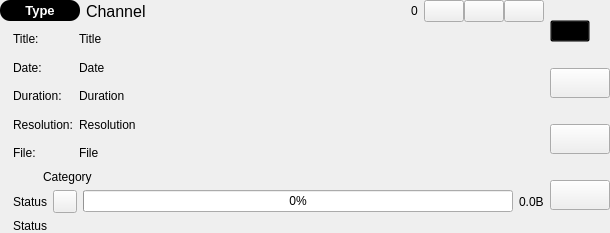
First picture: the form in resources/ui/scheduledDownloadPreview.ui, repository devhotteok/TwitchLink, before the edit.
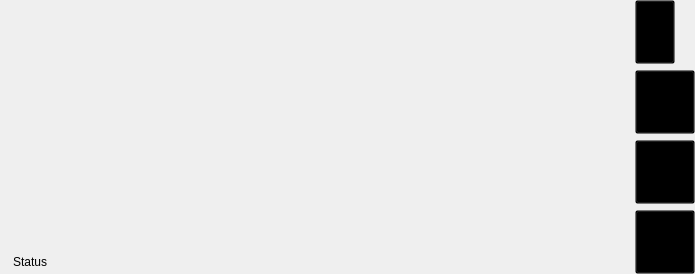
Second picture: the form after the edit. Icons and pictures are not drawn.

Diff of the .ui file:
```diff
--- a/resources/ui/scheduledDownloadPreview.ui
+++ b/resources/ui/scheduledDownloadPreview.ui
@@ -6,8 +6,8 @@
    <rect>
     <x>0</x>
     <y>0</y>
-    <width>610</width>
-    <height>233</height>
+    <width>695</width>
+    <height>274</height>
    </rect>
   </property>
   <property name="locale">
@@ -42,612 +42,23 @@
        <number>0</number>
       </property>
       <item>
-       <widget class="QWidget" name="channelArea" native="true">
-        <property name="sizePolicy">
-         <sizepolicy hsizetype="Preferred" vsizetype="Fixed">
-          <horstretch>0</horstretch>
-          <verstretch>0</verstretch>
-         </sizepolicy>
+       <widget class="QWidget" name="downloadViewControlBar" native="true">
+        <property name="minimumSize">
+         <size>
+          <width>543</width>
+          <height>32</height>
+         </size>
         </property>
-        <layout class="QHBoxLayout" name="channelAreaLayout">
-         <property name="leftMargin">
-          <number>0</number>
-         </property>
-         <property name="topMargin">
-          <number>0</number>
-         </property>
-         <property name="rightMargin">
-          <number>0</number>
-         </property>
-         <property name="bottomMargin">
-          <number>0</number>
-         </property>
-         <item>
-          <widget class="QWidget" name="videoTypeLabelArea" native="true">
-           <property name="sizePolicy">
-            <sizepolicy hsizetype="Fixed" vsizetype="Fixed">
-             <horstretch>0</horstretch>
-             <verstretch>0</verstretch>
-            </sizepolicy>
-           </property>
-           <property name="minimumSize">
-            <size>
-             <width>80</width>
-             <height>20</height>
-            </size>
-           </property>
-           <property name="styleSheet">
-            <string notr="true">background-color: rgb(0, 0, 0);
-border-radius: 10px;</string>
-           </property>
-           <layout class="QVBoxLayout" name="videoTypeLabelAreaLayout">
-            <property name="leftMargin">
-             <number>5</number>
-            </property>
-            <property name="topMargin">
-             <number>3</number>
-            </property>
-            <property name="rightMargin">
-             <number>5</number>
-            </property>
-            <property name="bottomMargin">
-             <number>3</number>
-            </property>
-            <item>
-             <widget class="QLabel" name="videoTypeLabel">
-              <property name="font">
-               <font>
-                <pointsize>10</pointsize>
-                <weight>75</weight>
-                <bold>true</bold>
-               </font>
-              </property>
-              <property name="styleSheet">
-               <string notr="true">color: rgb(255, 255, 255);</string>
-              </property>
-              <property name="text">
-               <string>Type</string>
-              </property>
-              <property name="alignment">
-               <set>Qt::AlignCenter</set>
-              </property>
-             </widget>
-            </item>
-           </layout>
-          </widget>
-         </item>
-         <item>
-          <widget class="QLabel" name="channel">
-           <property name="sizePolicy">
-            <sizepolicy hsizetype="Ignored" vsizetype="Preferred">
-             <horstretch>0</horstretch>
-             <verstretch>0</verstretch>
-            </sizepolicy>
-           </property>
-           <property name="minimumSize">
-            <size>
-             <width>100</width>
-             <height>0</height>
-            </size>
-           </property>
-           <property name="font">
-            <font>
-             <pointsize>12</pointsize>
-            </font>
-           </property>
-           <property name="text">
-            <string>Channel</string>
-           </property>
-          </widget>
-         </item>
-         <item>
-          <widget class="QWidget" name="viewerCountArea" native="true">
-           <property name="sizePolicy">
-            <sizepolicy hsizetype="Maximum" vsizetype="Preferred">
-             <horstretch>0</horstretch>
-             <verstretch>0</verstretch>
-            </sizepolicy>
-           </property>
-           <layout class="QHBoxLayout" name="viewerCountAreaLayout">
-            <property name="leftMargin">
-             <number>0</number>
-            </property>
-            <property name="topMargin">
-             <number>0</number>
-            </property>
-            <property name="rightMargin">
-             <number>0</number>
-            </property>
-            <property name="bottomMargin">
-             <number>0</number>
-            </property>
-            <item>
-             <widget class="QLabel" name="viewIcon">
-              <property name="sizePolicy">
-               <sizepolicy hsizetype="Fixed" vsizetype="Fixed">
-                <horstretch>0</horstretch>
-                <verstretch>0</verstretch>
-               </sizepolicy>
-              </property>
-              <property name="pixmap">
-               <pixmap>../icons/viewer.svg</pixmap>
-              </property>
-              <property name="scaledContents">
-               <bool>true</bool>
-              </property>
-              <property name="alignment">
-               <set>Qt::AlignCenter</set>
-              </property>
-             </widget>
-            </item>
-            <item>
-             <widget class="QLabel" name="viewerCount">
-              <property name="text">
-               <string>0</string>
-              </property>
-             </widget>
-            </item>
-           </layout>
-          </widget>
-         </item>
-         <item>
-          <widget class="QWidget" name="controlButtonArea" native="true">
-           <property name="sizePolicy">
-            <sizepolicy hsizetype="Fixed" vsizetype="Preferred">
-             <horstretch>0</horstretch>
-             <verstretch>0</verstretch>
-            </sizepolicy>
-           </property>
-           <property name="cursor">
-            <cursorShape>ArrowCursor</cursorShape>
-           </property>
-           <property name="styleSheet">
-            <string notr="true">#controlButtonArea &gt; QPushButton:!hover {
-	background-color: transparent;
-}</string>
-           </property>
-           <layout class="QHBoxLayout" name="controlButtonAreaLayout">
-            <property name="spacing">
-             <number>0</number>
-            </property>
-            <property name="leftMargin">
-             <number>0</number>
-            </property>
-            <property name="topMargin">
-             <number>0</number>
-            </property>
-            <property name="rightMargin">
-             <number>0</number>
-            </property>
-            <property name="bottomMargin">
-             <number>0</number>
-            </property>
-            <item>
-             <widget class="QPushButton" name="adsInfoButton">
-              <property name="sizePolicy">
-               <sizepolicy hsizetype="Fixed" vsizetype="Fixed">
-                <horstretch>0</horstretch>
-                <verstretch>0</verstretch>
-               </sizepolicy>
-              </property>
-              <property name="toolTip">
-               <string>This stream may contain ads.
-To block ads, you must log in with a subscribed account.</string>
-              </property>
-              <property name="icon">
-               <iconset>
-                <normaloff>../icons/warning_red.svg</normaloff>../icons/warning_red.svg</iconset>
-              </property>
-              <property name="iconSize">
-               <size>
-                <width>32</width>
-                <height>24</height>
-               </size>
-              </property>
-             </widget>
-            </item>
-            <item>
-             <widget class="QPushButton" name="openFolderButton">
-              <property name="sizePolicy">
-               <sizepolicy hsizetype="Fixed" vsizetype="Fixed">
-                <horstretch>0</horstretch>
-                <verstretch>0</verstretch>
-               </sizepolicy>
-              </property>
-              <property name="toolTip">
-               <string>Open Folder</string>
-              </property>
-              <property name="icon">
-               <iconset>
-                <normaloff>../icons/folder.svg</normaloff>../icons/folder.svg</iconset>
-              </property>
-              <property name="iconSize">
-               <size>
-                <width>32</width>
-                <height>24</height>
-               </size>
-              </property>
-             </widget>
-            </item>
-            <item>
-             <widget class="QPushButton" name="openFileButton">
-              <property name="sizePolicy">
-               <sizepolicy hsizetype="Fixed" vsizetype="Fixed">
-                <horstretch>0</horstretch>
-                <verstretch>0</verstretch>
-               </sizepolicy>
-              </property>
-              <property name="toolTip">
-               <string>Open File</string>
-              </property>
-              <property name="icon">
-               <iconset>
-                <normaloff>../icons/file.svg</normaloff>../icons/file.svg</iconset>
-              </property>
-              <property name="iconSize">
-               <size>
-                <width>32</width>
-                <height>24</height>
-               </size>
-              </property>
-             </widget>
-            </item>
-           </layout>
-          </widget>
-         </item>
-        </layout>
        </widget>
       </item>
       <item>
-       <widget class="QWidget" name="videoArea" native="true">
-        <layout class="QHBoxLayout" name="videoAreaLayout">
-         <property name="leftMargin">
-          <number>0</number>
-         </property>
-         <property name="topMargin">
-          <number>0</number>
-         </property>
-         <property name="rightMargin">
-          <number>0</number>
-         </property>
-         <property name="bottomMargin">
-          <number>0</number>
-         </property>
-         <item>
-          <widget class="QLabel" name="thumbnailImage">
-           <property name="maximumSize">
-            <size>
-             <width>240</width>
-             <height>135</height>
-            </size>
-           </property>
-           <property name="text">
-            <string/>
-           </property>
-           <property name="pixmap">
-            <pixmap>../img/thumbnail.png</pixmap>
-           </property>
-           <property name="scaledContents">
-            <bool>true</bool>
-           </property>
-           <property name="alignment">
-            <set>Qt::AlignCenter</set>
-           </property>
-          </widget>
-         </item>
-         <item>
-          <widget class="QWidget" name="infoArea" native="true">
-           <property name="sizePolicy">
-            <sizepolicy hsizetype="Expanding" vsizetype="Expanding">
-             <horstretch>0</horstretch>
-             <verstretch>0</verstretch>
-            </sizepolicy>
-           </property>
-           <layout class="QVBoxLayout" name="infoAreaLayout">
-            <property name="leftMargin">
-             <number>0</number>
-            </property>
-            <property name="topMargin">
-             <number>0</number>
-            </property>
-            <property name="rightMargin">
-             <number>0</number>
-            </property>
-            <property name="bottomMargin">
-             <number>0</number>
-            </property>
-            <item>
-             <widget class="QWidget" name="metaArea" native="true">
-              <property name="sizePolicy">
-               <sizepolicy hsizetype="Preferred" vsizetype="Expanding">
-                <horstretch>0</horstretch>
-                <verstretch>0</verstretch>
-               </sizepolicy>
-              </property>
-              <layout class="QFormLayout" name="metaAreaLayout">
-               <property name="leftMargin">
-                <number>0</number>
-               </property>
-               <property name="topMargin">
-                <number>0</number>
-               </property>
-               <property name="rightMargin">
-                <number>0</number>
-               </property>
-               <property name="bottomMargin">
-                <number>0</number>
-               </property>
-               <item row="0" column="0">
-                <widget class="QLabel" name="titleInfo">
-                 <property name="sizePolicy">
-                  <sizepolicy hsizetype="Preferred" vsizetype="Expanding">
-                   <horstretch>0</horstretch>
-                   <verstretch>0</verstretch>
-                  </sizepolicy>
-                 </property>
-                 <property name="text">
-                  <string>Title:</string>
-                 </property>
-                </widget>
-               </item>
-               <item row="0" column="1">
-                <widget class="QLabel" name="title">
-                 <property name="sizePolicy">
-                  <sizepolicy hsizetype="Ignored" vsizetype="Expanding">
-                   <horstretch>0</horstretch>
-                   <verstretch>0</verstretch>
-                  </sizepolicy>
-                 </property>
-                 <property name="text">
-                  <string>Title</string>
-                 </property>
-                </widget>
-               </item>
-               <item row="1" column="0">
-                <widget class="QLabel" name="dateInfo">
-                 <property name="sizePolicy">
-                  <sizepolicy hsizetype="Preferred" vsizetype="Expanding">
-                   <horstretch>0</horstretch>
-                   <verstretch>0</verstretch>
-                  </sizepolicy>
-                 </property>
-                 <property name="text">
-                  <string>Date:</string>
-                 </property>
-                </widget>
-               </item>
-               <item row="1" column="1">
-                <widget class="QLabel" name="date">
-                 <property name="sizePolicy">
-                  <sizepolicy hsizetype="Ignored" vsizetype="Expanding">
-                   <horstretch>0</horstretch>
-                   <verstretch>0</verstretch>
-                  </sizepolicy>
-                 </property>
-                 <property name="text">
-                  <string>Date</string>
-                 </property>
-                </widget>
-               </item>
-               <item row="2" column="0">
-                <widget class="QLabel" name="durationInfo">
-                 <property name="sizePolicy">
-                  <sizepolicy hsizetype="Preferred" vsizetype="Expanding">
-                   <horstretch>0</horstretch>
-                   <verstretch>0</verstretch>
-                  </sizepolicy>
-                 </property>
-                 <property name="text">
-                  <string>Duration:</string>
-                 </property>
-                </widget>
-               </item>
-               <item row="2" column="1">
-                <widget class="QLabel" name="duration">
-                 <property name="sizePolicy">
-                  <sizepolicy hsizetype="Ignored" vsizetype="Expanding">
-                   <horstretch>0</horstretch>
-                   <verstretch>0</verstretch>
-                  </sizepolicy>
-                 </property>
-                 <property name="text">
-                  <string>Duration</string>
-                 </property>
-                </widget>
-               </item>
-               <item row="3" column="0">
-                <widget class="QLabel" name="resolutionInfo">
-                 <property name="sizePolicy">
-                  <sizepolicy hsizetype="Preferred" vsizetype="Expanding">
-                   <horstretch>0</horstretch>
-                   <verstretch>0</verstretch>
-                  </sizepolicy>
-                 </property>
-                 <property name="text">
-                  <string>Resolution:</string>
-                 </property>
-                </widget>
-               </item>
-               <item row="3" column="1">
-                <widget class="QLabel" name="resolution">
-                 <property name="sizePolicy">
-                  <sizepolicy hsizetype="Ignored" vsizetype="Expanding">
-                   <horstretch>0</horstretch>
-                   <verstretch>0</verstretch>
-                  </sizepolicy>
-                 </property>
-                 <property name="text">
-                  <string>Resolution</string>
-                 </property>
-                </widget>
-               </item>
-               <item row="4" column="0">
-                <widget class="QLabel" name="fileInfo">
-                 <property name="sizePolicy">
-                  <sizepolicy hsizetype="Preferred" vsizetype="Expanding">
-                   <horstretch>0</horstretch>
-                   <verstretch>0</verstretch>
-                  </sizepolicy>
-                 </property>
-                 <property name="text">
-                  <string>File:</string>
-                 </property>
-                </widget>
-               </item>
-               <item row="4" column="1">
-                <widget class="QLabel" name="file">
-                 <property name="sizePolicy">
-                  <sizepolicy hsizetype="Ignored" vsizetype="Expanding">
-                   <horstretch>0</horstretch>
-                   <verstretch>0</verstretch>
-                  </sizepolicy>
-                 </property>
-                 <property name="text">
-                  <string>File</string>
-                 </property>
-                </widget>
-               </item>
-              </layout>
-             </widget>
-            </item>
-            <item>
-             <widget class="QWidget" name="categoryArea" native="true">
-              <property name="sizePolicy">
-               <sizepolicy hsizetype="Expanding" vsizetype="Fixed">
-                <horstretch>0</horstretch>
-                <verstretch>0</verstretch>
-               </sizepolicy>
-              </property>
-              <layout class="QHBoxLayout" name="categoryAreaLayout">
-               <property name="leftMargin">
-                <number>0</number>
-               </property>
-               <property name="topMargin">
-                <number>0</number>
-               </property>
-               <property name="rightMargin">
-                <number>0</number>
-               </property>
-               <property name="bottomMargin">
-                <number>0</number>
-               </property>
-               <item>
-                <widget class="QLabel" name="categoryImage">
-                 <property name="sizePolicy">
-                  <sizepolicy hsizetype="Fixed" vsizetype="Fixed">
-                   <horstretch>0</horstretch>
-                   <verstretch>0</verstretch>
-                  </sizepolicy>
-                 </property>
-                 <property name="maximumSize">
-                  <size>
-                   <width>24</width>
-                   <height>32</height>
-                  </size>
-                 </property>
-                 <property name="text">
-                  <string/>
-                 </property>
-                 <property name="pixmap">
-                  <pixmap>../img/category.jpg</pixmap>
-                 </property>
-                 <property name="scaledContents">
-                  <bool>true</bool>
-                 </property>
-                 <property name="alignment">
-                  <set>Qt::AlignCenter</set>
-                 </property>
-                </widget>
-               </item>
-               <item>
-                <widget class="QLabel" name="category">
-                 <property name="sizePolicy">
-                  <sizepolicy hsizetype="Ignored" vsizetype="Preferred">
-                   <horstretch>0</horstretch>
-                   <verstretch>0</verstretch>
-                  </sizepolicy>
-                 </property>
-                 <property name="text">
-                  <string>Category</string>
-                 </property>
-                </widget>
-               </item>
-              </layout>
-             </widget>
-            </item>
-           </layout>
-          </widget>
-         </item>
-        </layout>
-       </widget>
-      </item>
-      <item>
-       <widget class="QWidget" name="statusArea" native="true">
-        <layout class="QHBoxLayout" name="statusAreaLayout">
-         <property name="leftMargin">
-          <number>0</number>
-         </property>
-         <property name="topMargin">
-          <number>0</number>
-         </property>
-         <property name="rightMargin">
-          <number>0</number>
-         </property>
-         <property name="bottomMargin">
-          <number>0</number>
-         </property>
-         <item>
-          <widget class="QLabel" name="alertIcon">
-           <property name="sizePolicy">
-            <sizepolicy hsizetype="Fixed" vsizetype="Fixed">
-             <horstretch>0</horstretch>
-             <verstretch>0</verstretch>
-            </sizepolicy>
-           </property>
-           <property name="pixmap">
-            <pixmap>../icons/alert_red.svg</pixmap>
-           </property>
-           <property name="scaledContents">
-            <bool>true</bool>
-           </property>
-           <property name="alignment">
-            <set>Qt::AlignCenter</set>
-           </property>
-          </widget>
-         </item>
-         <item>
-          <widget class="QLabel" name="status">
-           <property name="text">
-            <string>Status</string>
-           </property>
-          </widget>
-         </item>
-         <item>
-          <widget class="QToolButton" name="errorInfo">
-           <property name="toolTip">
-            <string>Error Information</string>
-           </property>
-           <property name="icon">
-            <iconset>
-             <normaloff>../icons/help.svg</normaloff>../icons/help.svg</iconset>
-           </property>
-          </widget>
-         </item>
-         <item>
-          <widget class="QProgressBar" name="progressBar">
-           <property name="value">
-            <number>0</number>
-           </property>
-          </widget>
-         </item>
-         <item>
-          <widget class="QLabel" name="currentSize">
-           <property name="text">
-            <string>0.0B</string>
-           </property>
-          </widget>
-         </item>
-        </layout>
+       <widget class="QWidget" name="downloaderView" native="true">
+        <property name="minimumSize">
+         <size>
+          <width>629</width>
+          <height>206</height>
+         </size>
+        </property>
        </widget>
       </item>
       <item>
@@ -715,7 +126,7 @@
       <item>
        <widget class="QPushButton" name="enableButton">
         <property name="sizePolicy">
-         <sizepolicy hsizetype="Fixed" vsizetype="Fixed">
+         <sizepolicy hsizetype="Fixed" vsizetype="Preferred">
           <horstretch>0</horstretch>
           <verstretch>0</verstretch>
          </sizepolicy>
@@ -740,7 +151,7 @@
       <item>
        <widget class="QPushButton" name="refreshButton">
         <property name="sizePolicy">
-         <sizepolicy hsizetype="Fixed" vsizetype="Fixed">
+         <sizepolicy hsizetype="Fixed" vsizetype="Preferred">
           <horstretch>0</horstretch>
           <verstretch>0</verstretch>
          </sizepolicy>
@@ -751,6 +162,11 @@
           <height>30</height>
          </size>
         </property>
+        <property name="styleSheet">
+         <string notr="true">QPushButton:!hover {
+	background-color: transparent;
+}</string>
+        </property>
         <property name="icon">
          <iconset>
           <normaloff>../icons/reload.svg</normaloff>../icons/reload.svg</iconset>
@@ -766,7 +182,7 @@
       <item>
        <widget class="QPushButton" name="settingsButton">
         <property name="sizePolicy">
-         <sizepolicy hsizetype="Fixed" vsizetype="Fixed">
+         <sizepolicy hsizetype="Fixed" vsizetype="Preferred">
           <horstretch>0</horstretch>
           <verstretch>0</verstretch>
          </sizepolicy>
@@ -777,6 +193,11 @@
           <height>30</height>
          </size>
         </property>
+        <property name="styleSheet">
+         <string notr="true">QPushButton:!hover {
+	background-color: transparent;
+}</string>
+        </property>
         <property name="icon">
          <iconset>
           <normaloff>../icons/settings.svg</normaloff>../icons/settings.svg</iconset>
@@ -792,7 +213,7 @@
       <item>
        <widget class="QPushButton" name="deleteButton">
         <property name="sizePolicy">
-         <sizepolicy hsizetype="Fixed" vsizetype="Fixed">
+         <sizepolicy hsizetype="Fixed" vsizetype="Preferred">
           <horstretch>0</horstretch>
           <verstretch>0</verstretch>
          </sizepolicy>
@@ -803,6 +224,11 @@
           <height>30</height>
          </size>
         </property>
+        <property name="styleSheet">
+         <string notr="true">QPushButton:!hover {
+	background-color: transparent;
+}</string>
+        </property>
         <property name="icon">
          <iconset>
           <normaloff>../icons/trash.svg</normaloff>../icons/trash.svg</iconset>
```
Left out of the diff: 8 changed lines with no effect on the pictures.
